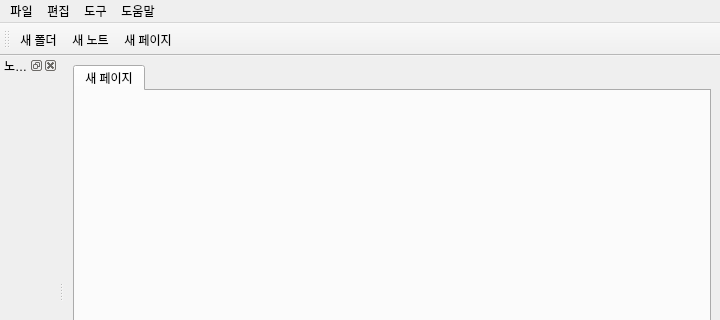
First picture: the form in ui/mainWindow.ui, repository bluekyu/kyuNotebook, before the edit; both pictures show x 0 to 720 and y 0 to 320 of the 720 by 547 pixel window.
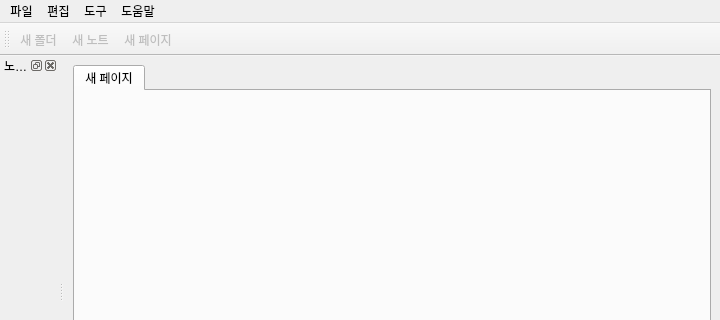
Second picture: the form after the edit.

Diff of the .ui file:
```diff
--- a/ui/mainWindow.ui
+++ b/ui/mainWindow.ui
@@ -99,16 +99,25 @@
    </property>
   </action>
   <action name="newPageAction">
+   <property name="enabled">
+    <bool>false</bool>
+   </property>
    <property name="text">
     <string>새 페이지</string>
    </property>
   </action>
   <action name="newNoteAction">
+   <property name="enabled">
+    <bool>false</bool>
+   </property>
    <property name="text">
     <string>새 노트</string>
    </property>
   </action>
   <action name="newDirAction">
+   <property name="enabled">
+    <bool>false</bool>
+   </property>
    <property name="text">
     <string>새 폴더</string>
    </property>
```
Left out of the diff: 7 changed lines with no effect on the pictures.
